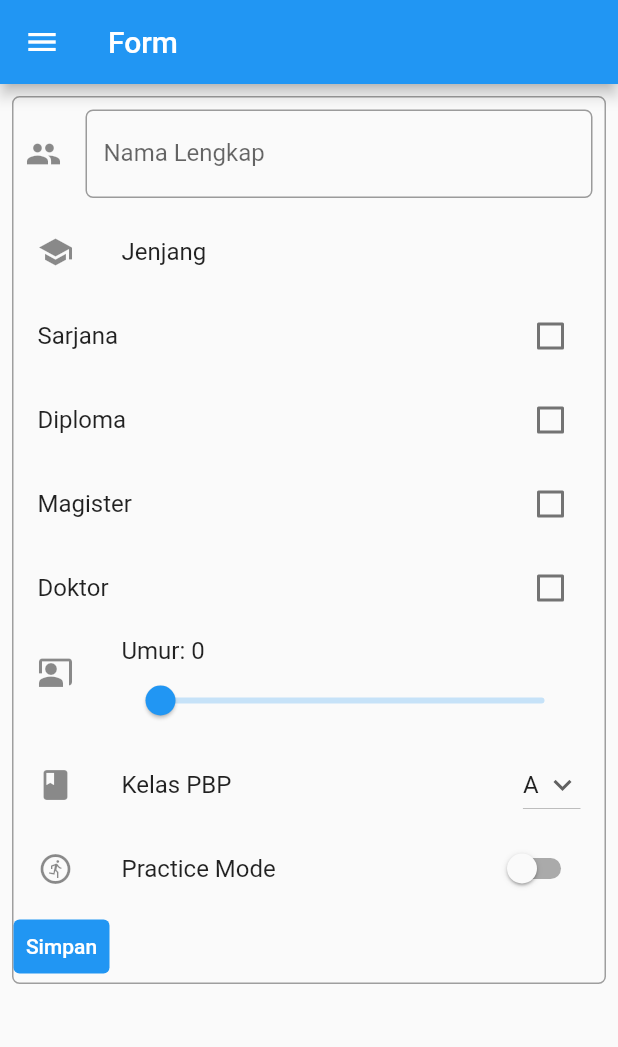
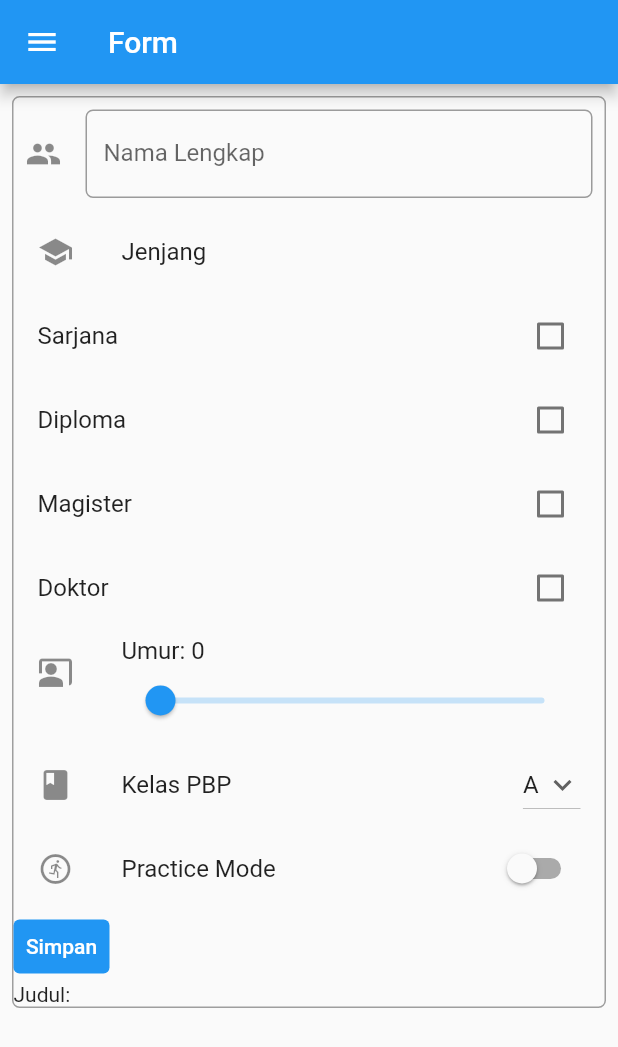
Before and after one commit to puddingoverdose/pbp-flutter-tutorial, a Flutter app: the MyFormPage screen opened directly, on a phone screen of 412 x 824 dp. Shown: the top 1047 px of the screen. Run offline on Flutter 3.47's test engine with Material 2 defaults, Android fonts, the phone set to English and light mode, and no system bars; missing offline and left inert: flutter_app; statements that could not run were skipped.

Commit message:
Update form:

```diff
--- a/pudding/lib/form.dart
+++ b/pudding/lib/form.dart
@@ -24,7 +24,7 @@ class _MyFormPageState extends State<MyFormPage> {
   Widget build(BuildContext context) {
     return Scaffold(
       appBar: AppBar(
-        title: Text('Form'),
+        title: const Text('Form'),
       ),
       drawer: Drawer(
         child: Column(
@@ -206,10 +206,6 @@ class _MyFormPageState extends State<MyFormPage> {
                   secondary: const Icon(Icons.run_circle_outlined),
                 ),
                 TextButton(
-                  child: const Text(
-                    "Simpan",
-                    style: TextStyle(color: Colors.white),
-                  ),
                   style: ButtonStyle(
                     backgroundColor: MaterialStateProperty.all(Colors.blue),
                   ),
@@ -229,14 +225,14 @@ class _MyFormPageState extends State<MyFormPage> {
                                     const EdgeInsets.only(top: 20, bottom: 20),
                                 shrinkWrap: true,
                                 children: <Widget>[
-                                  Center(child: const Text('Informasi Data')),
+                                  const Center(child: Text('Informasi Data')),
                                   SizedBox(height: 20),
                                   // TODO: Munculkan informasi yang didapat dari form
                                   TextButton(
                                     onPressed: () {
                                       Navigator.pop(context);
                                     },
-                                    child: Text('Kembali'),
+                                    child: const Text('Kembali'),
                                   ),
                                 ],
                               ),
@@ -246,7 +242,12 @@ class _MyFormPageState extends State<MyFormPage> {
                       );
                     }
                   },
+                  child: const Text(
+                    "Simpan",
+                    style: TextStyle(color: Colors.white),
+                  ),
                 ),
+                Text('Judul: $_namaLengkap'),
               ],
             ),
           ),
```
Also changed, not shown: pudding/lib/main.dart (indentation only).
